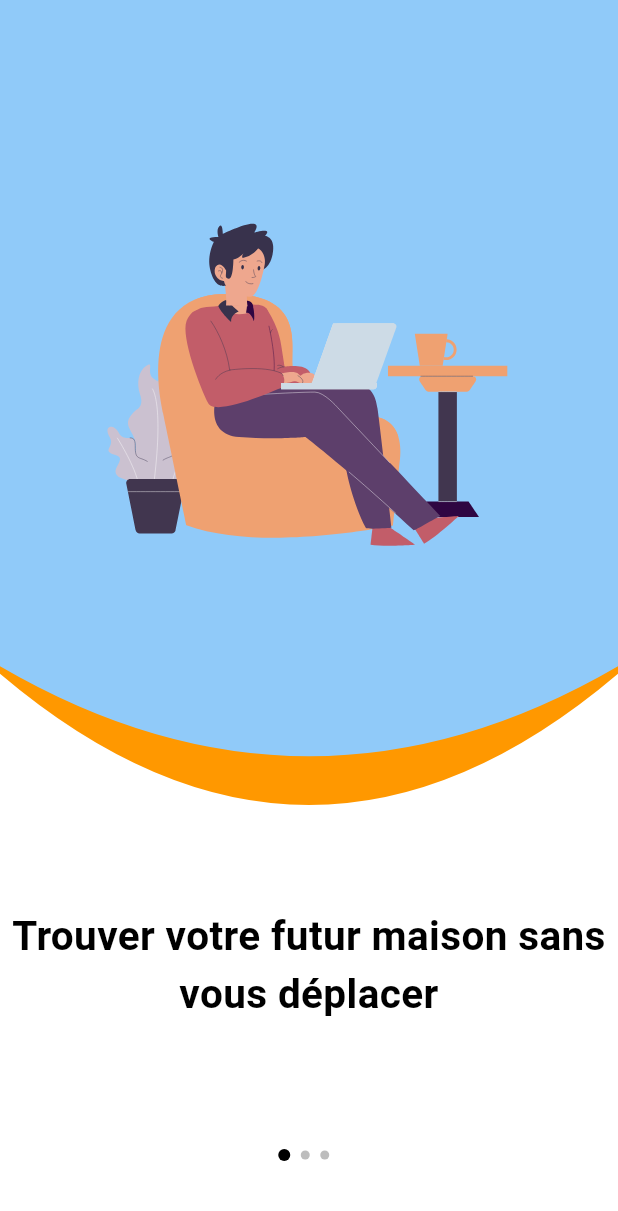
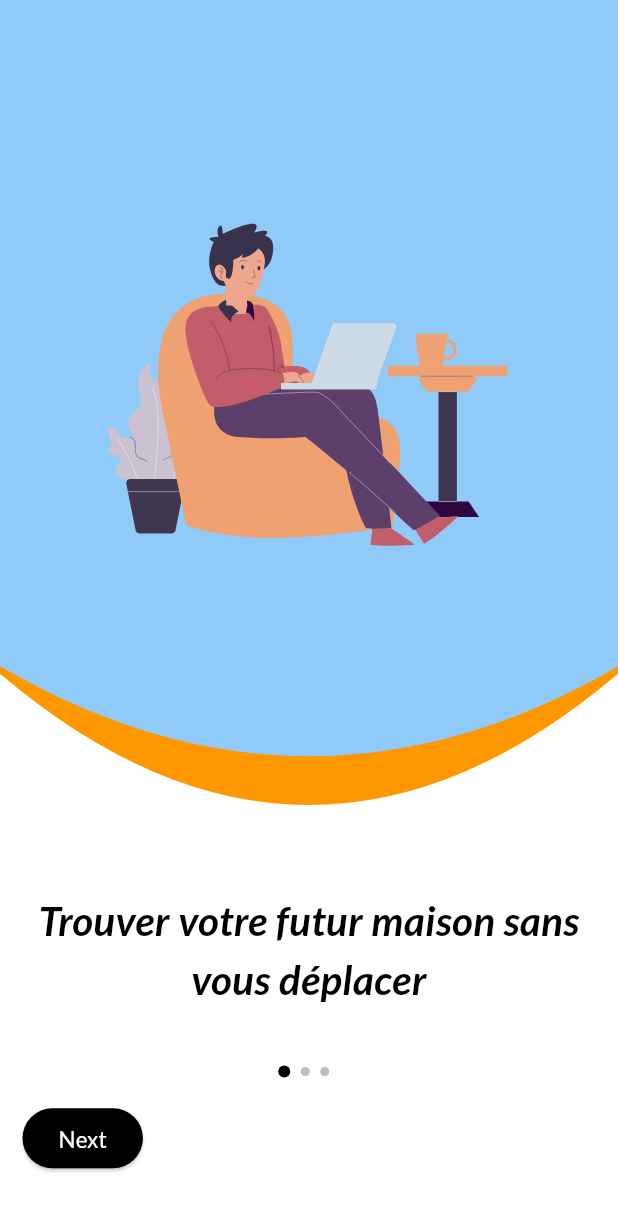
Before and after one commit to EThys/casa_flutter, a Flutter app: the OnBoardingPage screen opened directly, on a phone screen of 412 x 824 dp. Shown: the top 1211 px of the screen. Run offline on Flutter 3.47's test engine with Material 3 defaults, Android fonts, the phone set to English and light mode, and no system bars; our stand-ins replace google_fonts, lottie.

Commit message:
Feat: Add next,skip and start button in onboarding page

```diff
--- a/lib/pages/OnboardingPage.dart
+++ b/lib/pages/OnboardingPage.dart
@@ -1,6 +1,8 @@
 import 'package:flutter/material.dart';
+import 'package:google_fonts/google_fonts.dart';
 import 'package:lottie/lottie.dart';
 import 'package:makao_test/model/OnBoardingModel.dart';
+import 'package:makao_test/pages/LoginPage.dart';
 
 
 class OnBoardingPage extends StatefulWidget {
@@ -12,6 +14,7 @@ class OnBoardingPage extends StatefulWidget {
 
 class _OnBoardingPageState extends State<OnBoardingPage> {
   int currentIndex=0;
+  bool isLastPage = false;
   @override
   Widget build(BuildContext context) {
     Size size=MediaQuery.of(context).size;
@@ -54,14 +57,18 @@ class _OnBoardingPageState extends State<OnBoardingPage> {
                                           color: Colors.black45
                                       ),
                                     ),*/
-                                    SizedBox(height: 50,),
-                                    Text(
-                                      items.title,
-                                      textAlign: TextAlign.center,
-                                      style: TextStyle(
-                                          fontWeight: FontWeight.bold,
-                                          fontSize: 27,
-                                          color: Colors.black
+                                    SizedBox(height: 40,),
+                                    Padding(
+                                      padding: const EdgeInsets.only(left: 8.0,right: 8.0),
+                                      child: Text(
+                                        items.title,
+                                        textAlign: TextAlign.center,
+                                        style: GoogleFonts.lato(
+                                            fontWeight: FontWeight.bold,
+                                            fontSize: 27,
+                                            fontStyle: FontStyle.italic,
+                                            color: Colors.black
+                                        )
                                       ),
                                     )
                                   ],
@@ -70,6 +77,7 @@ class _OnBoardingPageState extends State<OnBoardingPage> {
                               onPageChanged: (value){
                                 setState(() {
                                   currentIndex=value;
+                                  isLastPage = currentIndex == OnBoardingItems.length - 1;
                                 });
                               }
                           ),
@@ -81,7 +89,71 @@ class _OnBoardingPageState extends State<OnBoardingPage> {
                               dotIndicator(isSelected: index == currentIndex)
                           ],
                         ),
-                        SizedBox(height: 50,)
+                        SizedBox(height: MediaQuery.of(context).size.height * 0.02,),
+                        Padding(
+                          padding: const EdgeInsets.only(left: 15,right: 15),
+                          child: Column(
+                            mainAxisAlignment: MainAxisAlignment.spaceBetween,
+                            children: [
+                              Row(
+                                mainAxisAlignment: MainAxisAlignment.spaceBetween,
+                                children: [
+                                  if(currentIndex != 0 && currentIndex != OnBoardingItems.length-1)
+                                    TextButton(
+                                        onPressed: () {
+                                          setState(() {
+                                            currentIndex = OnBoardingItems.length-1;
+                                          });
+                                        },
+                                        child: Text(
+                                          "Skip",
+                                          style: GoogleFonts.lato(
+                                            fontSize: 15,
+                                            color: Colors.black
+                                          ),
+                                        )
+                                    ),
+
+                                  if(!isLastPage && currentIndex != OnBoardingItems.length-1)
+                                    ElevatedButton(
+                                        onPressed: () {
+                                          setState(() {
+                                            currentIndex += 1;
+                                          });
+                                        },
+                                        child: Text(
+                                          "Next",
+                                          style: GoogleFonts.lato(
+                                              fontSize: 15,
+                                              color: Colors.white
+                                          ),
+                                        ),
+                                        style: ElevatedButton.styleFrom(
+                                          backgroundColor: Colors.black,
+                                        )
+                                    ),
+                                ],
+                              ),
+                              if(currentIndex == OnBoardingItems.length-1)
+                                ElevatedButton(
+                                    onPressed: () {
+                                      Navigator.push(context, MaterialPageRoute(builder: (context)=> LoginPage()));
+                                    },
+                                    child: Text(
+                                      "Commencer",
+                                      style: GoogleFonts.lato(
+                                          fontSize: 15,
+                                          color: Colors.white
+                                      ),
+                                    ),
+                                    style: ElevatedButton.styleFrom(
+                                      backgroundColor: Colors.black,
+                                    )
+                                )
+                            ],
+                          ),
+                        ),
+                        SizedBox(height: MediaQuery.of(context).size.height * 0.05,),
 
                       ],),
                   )
```
